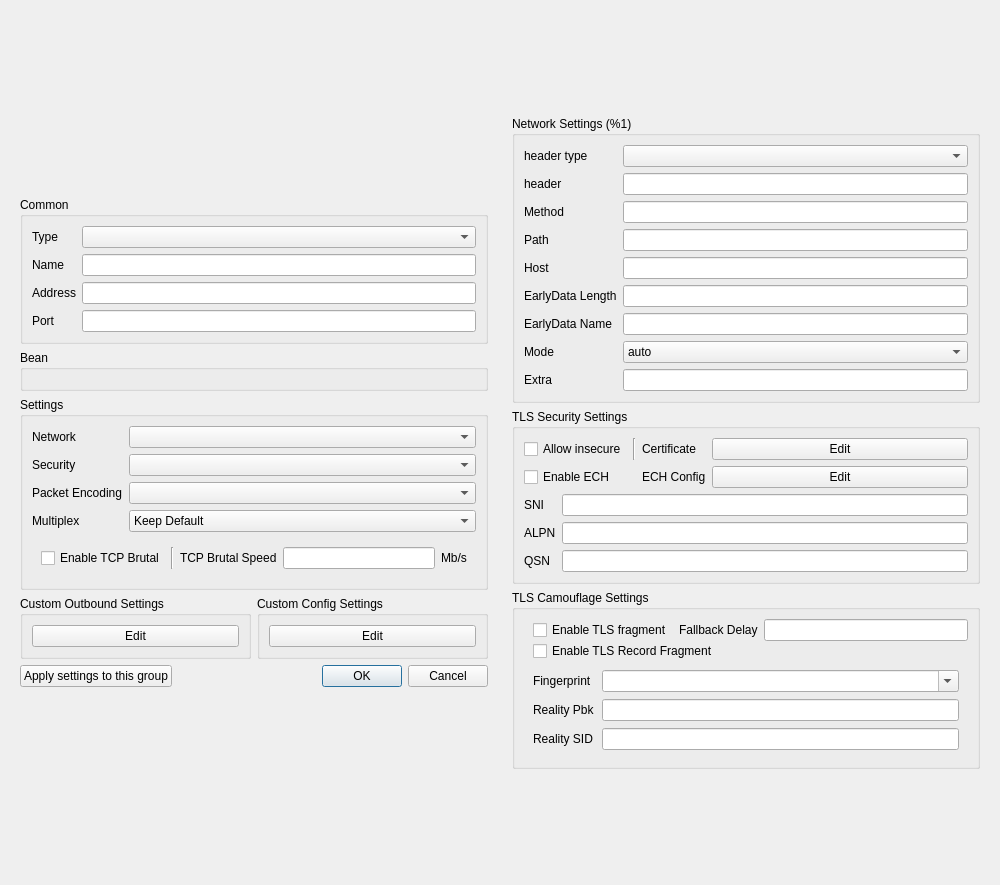
Old version of the form src/nekobox/ui/profile/dialog_edit_profile.ui in the repository qr243vbi/nekobox.
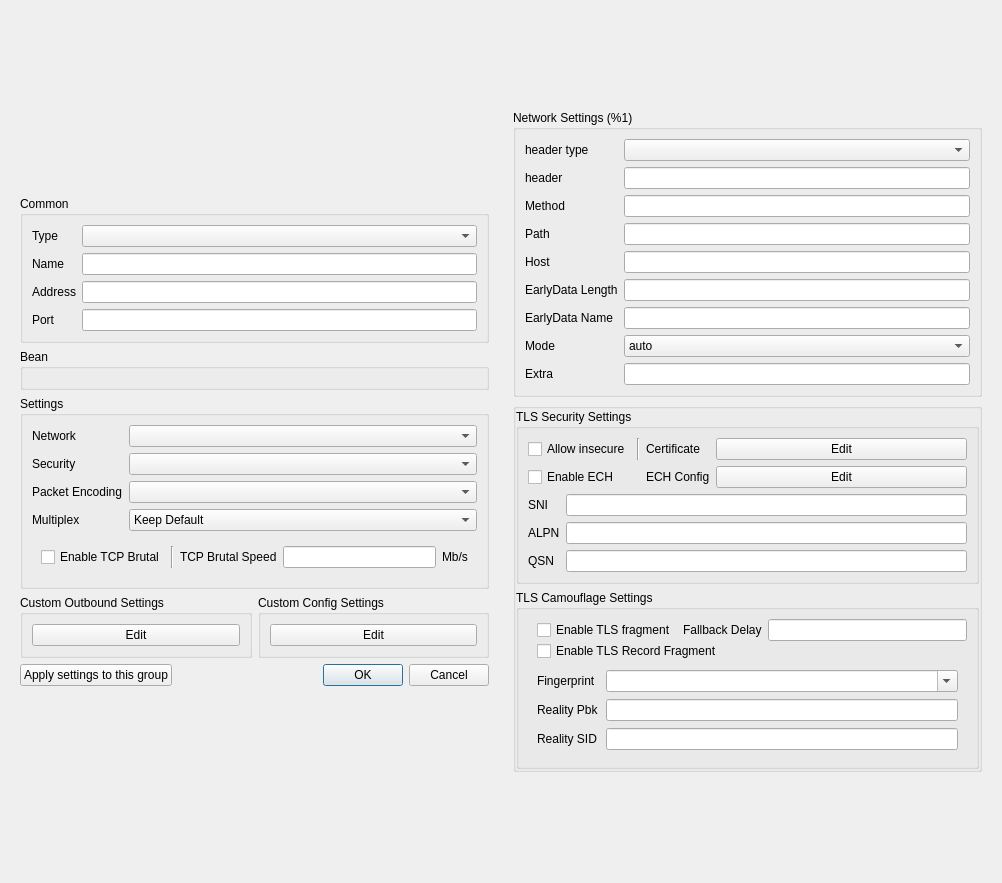
New version of the form. Custom widgets are drawn as their Qt base class.

Commit message: Add NaiveProxy, add button to move groups, add more styles

What changed in the file:
```diff
--- a/src/nekobox/ui/profile/dialog_edit_profile.ui
+++ b/src/nekobox/ui/profile/dialog_edit_profile.ui
@@ -6,8 +6,8 @@
    <rect>
     <x>0</x>
     <y>0</y>
-    <width>1000</width>
-    <height>885</height>
+    <width>1002</width>
+    <height>883</height>
    </rect>
   </property>
   <property name="sizePolicy">
@@ -583,132 +583,30 @@
        </widget>
       </item>
       <item>
-       <widget class="QGroupBox" name="security_box">
-        <property name="sizePolicy">
-         <sizepolicy hsizetype="Preferred" vsizetype="Maximum">
-          <horstretch>0</horstretch>
-          <verstretch>0</verstretch>
-         </sizepolicy>
-        </property>
+       <widget class="QGroupBox" name="security_group">
         <property name="title">
-         <string>TLS Security Settings</string>
+         <string/>
         </property>
-        <layout class="QVBoxLayout" name="verticalLayout_2">
-         <item>
-          <layout class="QGridLayout" name="gridLayout_3">
-           <item row="0" column="2">
-            <widget class="QLabel" name="label_6">
-             <property name="sizePolicy">
-              <sizepolicy hsizetype="Maximum" vsizetype="Preferred">
-               <horstretch>0</horstretch>
-               <verstretch>0</verstretch>
-              </sizepolicy>
-             </property>
-             <property name="toolTip">
-              <string notr="true"/>
-             </property>
-             <property name="text">
-              <string>Certificate</string>
-             </property>
-            </widget>
-           </item>
-           <item row="0" column="3">
-            <widget class="QPushButton" name="certificate_edit">
-             <property name="text">
-              <string notr="true">Edit</string>
-             </property>
-            </widget>
-           </item>
-           <item row="0" column="1">
-            <widget class="Line" name="line">
-             <property name="orientation">
-              <enum>Qt::Orientation::Vertical</enum>
-             </property>
-            </widget>
-           </item>
-           <item row="0" column="0">
-            <widget class="QCheckBox" name="insecure">
-             <property name="sizePolicy">
-              <sizepolicy hsizetype="Maximum" vsizetype="Fixed">
-               <horstretch>0</horstretch>
-               <verstretch>0</verstretch>
-              </sizepolicy>
-             </property>
-             <property name="toolTip">
-              <string>When enabled, V2Ray will not check the validity of the TLS certificate provided by the remote host (the security is equivalent to plaintext)</string>
-             </property>
-             <property name="text">
-              <string>Allow insecure</string>
-             </property>
-            </widget>
-           </item>
+        <property name="flat">
+         <bool>true</bool>
+        </property>
+        <layout class="QGridLayout" name="gridLayout_4">
+         <property name="leftMargin">
+          <number>0</number>
+         </property>
+         <property name="topMargin">
+          <number>0</number>
+         </property>
+         <property name="rightMargin">
+          <number>0</number>
+         </property>
+         <property name="bottomMargin">
+          <number>0</number>
+         </property>
+         <property name="horizontalSpacing">
+          <number>0</number>
+         </property>
            <item row="1" column="0">
-            <widget class="QCheckBox" name="enable_ech">
-             <property name="text">
-              <string>Enable ECH</string>
-             </property>
-            </widget>
-           </item>
-           <item row="1" column="2">
-            <widget class="QLabel" name="label_4">
-             <property name="text">
-              <string>ECH Config</string>
-             </property>
-            </widget>
-           </item>
-           <item row="1" column="3">
-            <widget class="QPushButton" name="ech_config_edit">
-             <property name="text">
-              <string>Edit</string>
-             </property>
-            </widget>
-           </item>
-          </layout>
-         </item>
-         <item>
-          <layout class="QGridLayout" name="_3">
-           <item row="2" column="0">
-            <widget class="QLabel" name="label_7">
-             <property name="text">
-              <string>QSN</string>
-             </property>
-            </widget>
-           </item>
-           <item row="0" column="0">
-            <widget class="QLabel" name="label_5">
-             <property name="toolTip">
-              <string>Server name indication, clear text.</string>
-             </property>
-             <property name="text">
-              <string notr="true">SNI</string>
-             </property>
-            </widget>
-           </item>
-           <item row="0" column="1">
-            <widget class="MyLineEdit" name="sni"/>
-           </item>
-           <item row="1" column="0">
-            <widget class="QLabel" name="label_8">
-             <property name="toolTip">
-              <string>Application layer protocol negotiation, clear text. Please separate them with commas.</string>
-             </property>
-             <property name="text">
-              <string notr="true">ALPN</string>
-             </property>
-            </widget>
-           </item>
-           <item row="1" column="1">
-            <widget class="MyLineEdit" name="alpn"/>
-           </item>
-           <item row="2" column="1">
-            <widget class="QLineEdit" name="query_server_name"/>
-           </item>
-          </layout>
-         </item>
-        </layout>
-       </widget>
-      </item>
-      <item>
        <widget class="QGroupBox" name="tls_camouflage_box">
         <property name="sizePolicy">
          <sizepolicy hsizetype="Preferred" vsizetype="Preferred">
@@ -865,6 +763,135 @@
         </layout>
        </widget>
       </item>
+         <item row="0" column="0">
+          <widget class="QGroupBox" name="security_box">
+           <property name="sizePolicy">
+            <sizepolicy hsizetype="Preferred" vsizetype="Maximum">
+             <horstretch>0</horstretch>
+             <verstretch>0</verstretch>
+            </sizepolicy>
+           </property>
+           <property name="title">
+            <string>TLS Security Settings</string>
+           </property>
+           <layout class="QVBoxLayout" name="verticalLayout_2">
+            <item>
+             <layout class="QGridLayout" name="gridLayout_3">
+              <item row="0" column="2">
+               <widget class="QLabel" name="label_6">
+                <property name="sizePolicy">
+                 <sizepolicy hsizetype="Maximum" vsizetype="Preferred">
+                  <horstretch>0</horstretch>
+                  <verstretch>0</verstretch>
+                 </sizepolicy>
+                </property>
+                <property name="toolTip">
+                 <string notr="true"/>
+                </property>
+                <property name="text">
+                 <string>Certificate</string>
+                </property>
+               </widget>
+              </item>
+              <item row="0" column="3">
+               <widget class="QPushButton" name="certificate_edit">
+                <property name="text">
+                 <string notr="true">Edit</string>
+                </property>
+               </widget>
+              </item>
+              <item row="0" column="1">
+               <widget class="Line" name="line">
+                <property name="orientation">
+                 <enum>Qt::Orientation::Vertical</enum>
+                </property>
+               </widget>
+              </item>
+              <item row="0" column="0">
+               <widget class="QCheckBox" name="insecure">
+                <property name="sizePolicy">
+                 <sizepolicy hsizetype="Maximum" vsizetype="Fixed">
+                  <horstretch>0</horstretch>
+                  <verstretch>0</verstretch>
+                 </sizepolicy>
+                </property>
+                <property name="toolTip">
+                 <string>When enabled, V2Ray will not check the validity of the TLS certificate provided by the remote host (the security is equivalent to plaintext)</string>
+                </property>
+                <property name="text">
+                 <string>Allow insecure</string>
+                </property>
+               </widget>
+              </item>
+              <item row="1" column="0">
+               <widget class="QCheckBox" name="enable_ech">
+                <property name="text">
+                 <string>Enable ECH</string>
+                </property>
+               </widget>
+              </item>
+              <item row="1" column="2">
+               <widget class="QLabel" name="label_4">
+                <property name="text">
+                 <string>ECH Config</string>
+                </property>
+               </widget>
+              </item>
+              <item row="1" column="3">
+               <widget class="QPushButton" name="ech_config_edit">
+                <property name="text">
+                 <string>Edit</string>
+                </property>
+               </widget>
+              </item>
+             </layout>
+            </item>
+            <item>
+             <layout class="QGridLayout" name="_3">
+              <item row="2" column="0">
+               <widget class="QLabel" name="label_query_server_name">
+                <property name="text">
+                 <string>QSN</string>
+                </property>
+               </widget>
+              </item>
+              <item row="0" column="0">
+               <widget class="QLabel" name="label_sni">
+                <property name="toolTip">
+                 <string>Server name indication, clear text.</string>
+                </property>
+                <property name="text">
+                 <string notr="true">SNI</string>
+                </property>
+               </widget>
+              </item>
+              <item row="0" column="1">
+               <widget class="MyLineEdit" name="sni"/>
+              </item>
+              <item row="1" column="0">
+               <widget class="QLabel" name="label_alpn">
+                <property name="toolTip">
+                 <string>Application layer protocol negotiation, clear text. Please separate them with commas.</string>
+                </property>
+                <property name="text">
+                 <string notr="true">ALPN</string>
+                </property>
+               </widget>
+              </item>
+              <item row="1" column="1">
+               <widget class="MyLineEdit" name="alpn"/>
+              </item>
+              <item row="2" column="1">
+               <widget class="QLineEdit" name="query_server_name"/>
+              </item>
+             </layout>
+            </item>
+           </layout>
+          </widget>
+         </item>
+        </layout>
+       </widget>
+      </item>
      </layout>
     </widget>
    </item>
```
Left out of the diff: 3 changed lines with no effect on the pictures. Lines whose indentation alone changed are shown as unchanged. The commit also changes 118 other files.
